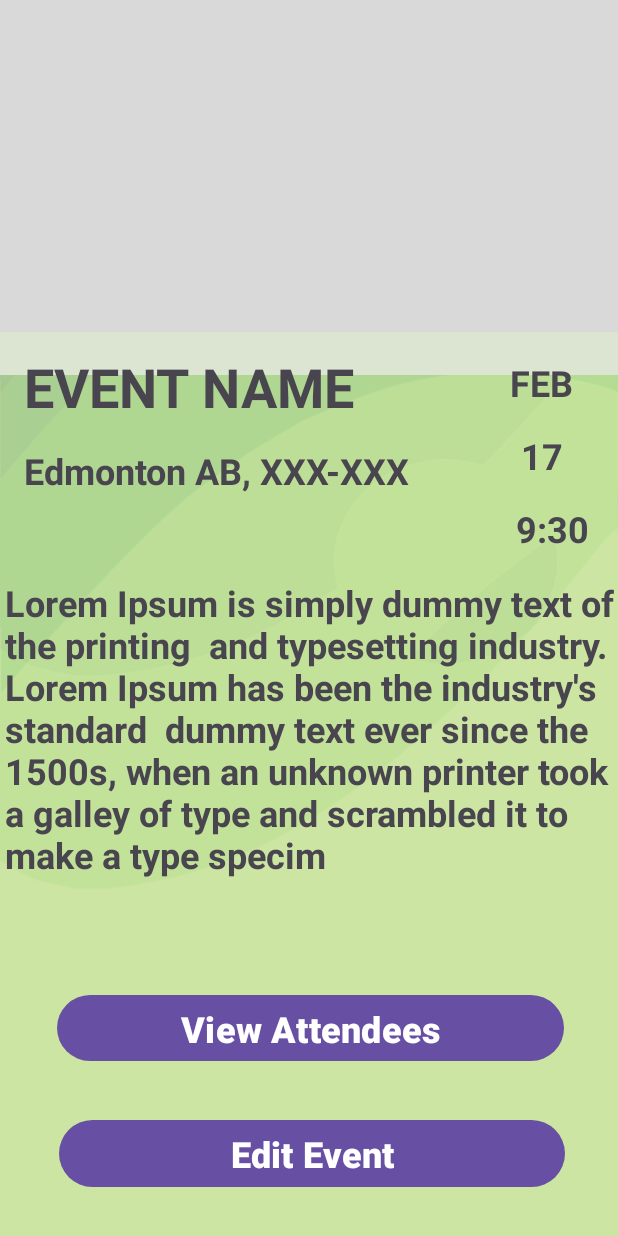
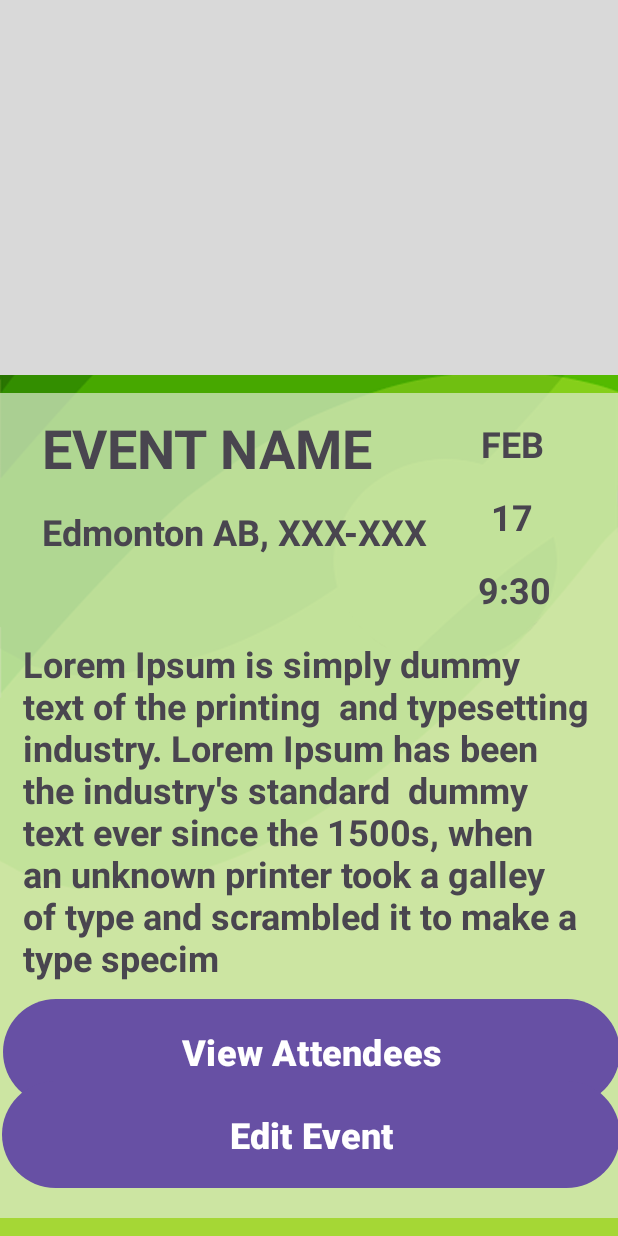
Before and after one commit to NathanThai2201/CollatzCheckIn, an Android app: the screen it shows after launch (MainActivity), on a phone screen of 412 x 824 dp. Run offline under Robolectric (Android 15) with nearby library versions, the phone set to English and light mode, and no system bars.

Commit message:
Add event class

```diff
--- a/app/src/main/java/com/example/collatzcheckin/MainActivity.java
+++ b/app/src/main/java/com/example/collatzcheckin/MainActivity.java
@@ -3,6 +3,7 @@ package com.example.collatzcheckin;
 import androidx.appcompat.app.AppCompatActivity;
 
 import android.os.Bundle;
+import android.widget.Button;
 
 public class MainActivity extends AppCompatActivity {
 
@@ -10,5 +11,13 @@ public class MainActivity extends AppCompatActivity {
     protected void onCreate(Bundle savedInstanceState) {
         super.onCreate(savedInstanceState);
         setContentView(R.layout.activity_main);
+
+
+        Button view_attendee = findViewById(R.id.view_attendee);
+
+        view_attendee.setOnClickListener(v -> {
+            setContentView(R.layout.attendee_list);
+        });
+
     }
 }
--- a/app/src/main/res/layout/activity_main.xml
+++ b/app/src/main/res/layout/activity_main.xml
@@ -19,8 +19,8 @@
     </RelativeLayout>
 
     <RelativeLayout
-        android:layout_width="438dp"
-        android:layout_height="631dp"
+        android:layout_width="match_parent"
+        android:layout_height="550dp"
         android:background="@drawable/container"
         app:layout_constraintBottom_toBottomOf="parent"
         app:layout_constraintEnd_toEndOf="parent"
@@ -28,24 +28,25 @@
         app:layout_constraintTop_toBottomOf="@+id/relativeLayout">
 
         <TextView
-            android:id="@+id/textView"
-            android:layout_width="wrap_content"
+            android:id="@+id/event_name"
+            android:layout_width="232dp"
             android:layout_height="wrap_content"
             android:layout_alignParentStart="true"
             android:layout_alignParentTop="true"
             android:layout_alignParentEnd="true"
             android:layout_marginStart="28dp"
             android:layout_marginTop="12dp"
-            android:layout_marginEnd="188dp"
+            android:layout_marginEnd="133dp"
             android:text="EVENT NAME"
             android:textSize="36sp"
             android:textStyle="bold" />
 
 
         <TextView
+            android:id="@+id/event_location"
             android:layout_width="wrap_content"
             android:layout_height="wrap_content"
-            android:layout_below="@+id/textView"
+            android:layout_below="@+id/event_name"
             android:layout_alignParentStart="true"
             android:layout_alignParentEnd="true"
             android:layout_marginStart="28dp"
@@ -70,6 +71,7 @@
             tools:layout_editor_absoluteX="0dp">
 
             <TextView
+                android:id="@+id/event_month"
                 android:layout_width="wrap_content"
                 android:layout_height="wrap_content"
                 android:layout_alignParentTop="true"
@@ -84,6 +86,7 @@
             </TextView>
 
             <TextView
+                android:id="@+id/event_day"
                 android:layout_width="wrap_content"
                 android:layout_height="wrap_content"
                 android:layout_alignParentTop="true"
@@ -97,7 +100,8 @@
             </TextView>
 
             <TextView
-                android:layout_width="wrap_content"
+                android:id="@+id/event_time"
+                android:layout_width="74dp"
                 android:layout_height="wrap_content"
                 android:layout_alignParentTop="true"
                 android:layout_alignParentEnd="true"
@@ -112,7 +116,7 @@
         </LinearLayout>
 
         <TextView
-            android:id="@+id/textView2"
+            android:id="@+id/event_description"
             android:layout_width="match_parent"
             android:layout_height="wrap_content"
             android:layout_alignParentStart="true"
@@ -121,46 +125,45 @@
             android:layout_marginStart="15dp"
             android:layout_marginTop="164dp"
             android:layout_marginEnd="15dp"
-            android:text="Lorem Ipsum is simply dummy text of
-                the printing  and typesetting industry.
-                Lorem Ipsum has been the industry's
-                standard  dummy text ever since the
-                1500s, when an unknown printer took
-                a galley of type and scrambled it to make a type specim"
+            android:text="Lorem Ipsum is simply dummy text of the printing  and typesetting industry. Lorem Ipsum has been the industry's standard  dummy text ever since the 1500s, when an unknown printer took a galley of type and scrambled it to make a type specim"
             android:textSize="24sp"
             android:textStyle="bold">
 
         </TextView>
 
+
         <Button
-            android:id="@+id/button"
+            android:id="@+id/view_attendee"
             android:layout_width="match_parent"
             android:layout_height="wrap_content"
-            android:layout_above="@+id/button"
-            android:layout_below="@+id/textView2"
+            android:layout_below="@+id/event_description"
             android:layout_alignParentStart="true"
             android:layout_alignParentEnd="true"
-            android:layout_marginStart="50dp"
-            android:layout_marginTop="73dp"
-            android:layout_marginEnd="50dp"
-            android:layout_marginBottom="31dp"
+            android:layout_alignParentBottom="true"
+            android:layout_marginStart="2dp"
+            android:layout_marginTop="7dp"
+            android:layout_marginEnd="-1dp"
+            android:layout_marginBottom="71dp"
             android:text="View Attendees"
             android:textSize="24sp"
             android:textStyle="bold" />
 
         <Button
-            android:id="@+id/button"
+            android:id="@+id/edit_event"
             android:layout_width="match_parent"
             android:layout_height="wrap_content"
+            android:layout_below="@+id/event_description"
             android:layout_alignParentStart="true"
             android:layout_alignParentEnd="true"
             android:layout_alignParentBottom="true"
-            android:layout_marginStart="51dp"
-            android:layout_marginEnd="49dp"
-            android:layout_marginBottom="57dp"
+            android:layout_marginStart="1dp"
+            android:layout_marginTop="62dp"
+            android:layout_marginEnd="-1dp"
+            android:layout_marginBottom="16dp"
             android:text="Edit Event"
             android:textSize="24sp"
             android:textStyle="bold" />
+
     </RelativeLayout>
 
 
--- a/app/src/main/res/layout/attendee_list.xml
+++ b/app/src/main/res/layout/attendee_list.xml
@@ -4,7 +4,7 @@
     xmlns:tools="http://schemas.android.com/tools"
     android:layout_width="match_parent"
     android:layout_height="match_parent"
-    android:background="@drawable/BG">
+    android:background="@drawable/bg">
 
     <androidx.constraintlayout.widget.ConstraintLayout
         android:id="@+id/relativeLayout2"
```
Also changed, not shown: app/src/main/java/com/example/collatzcheckin/Event.java (added, +68 -0 lines).
